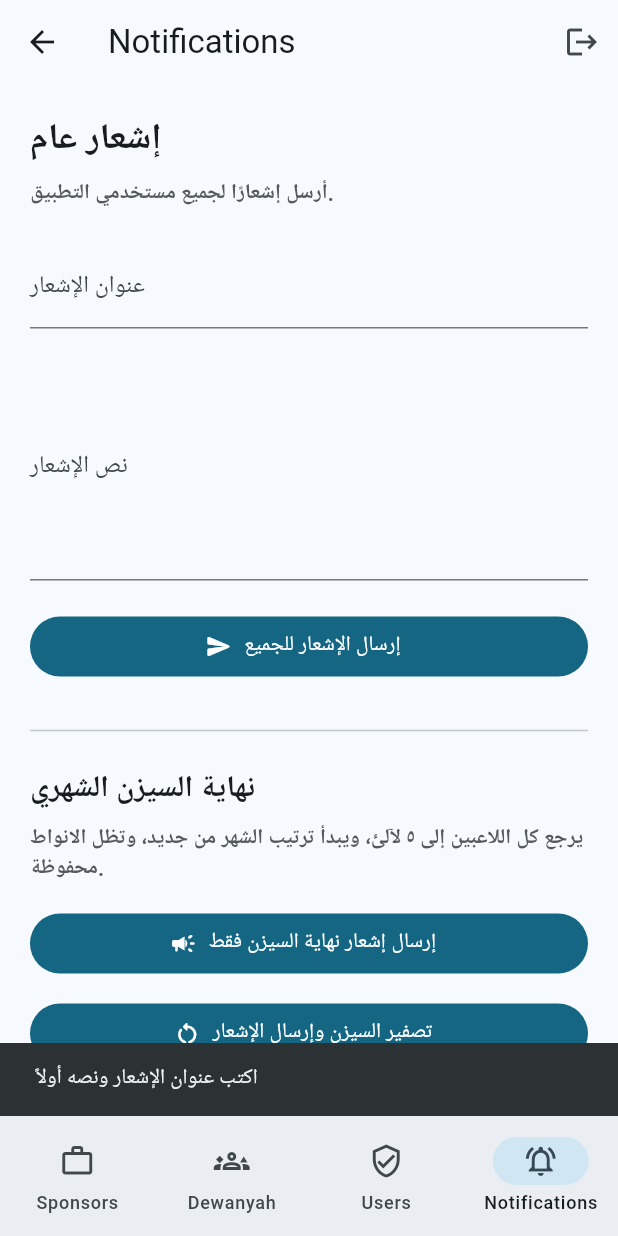
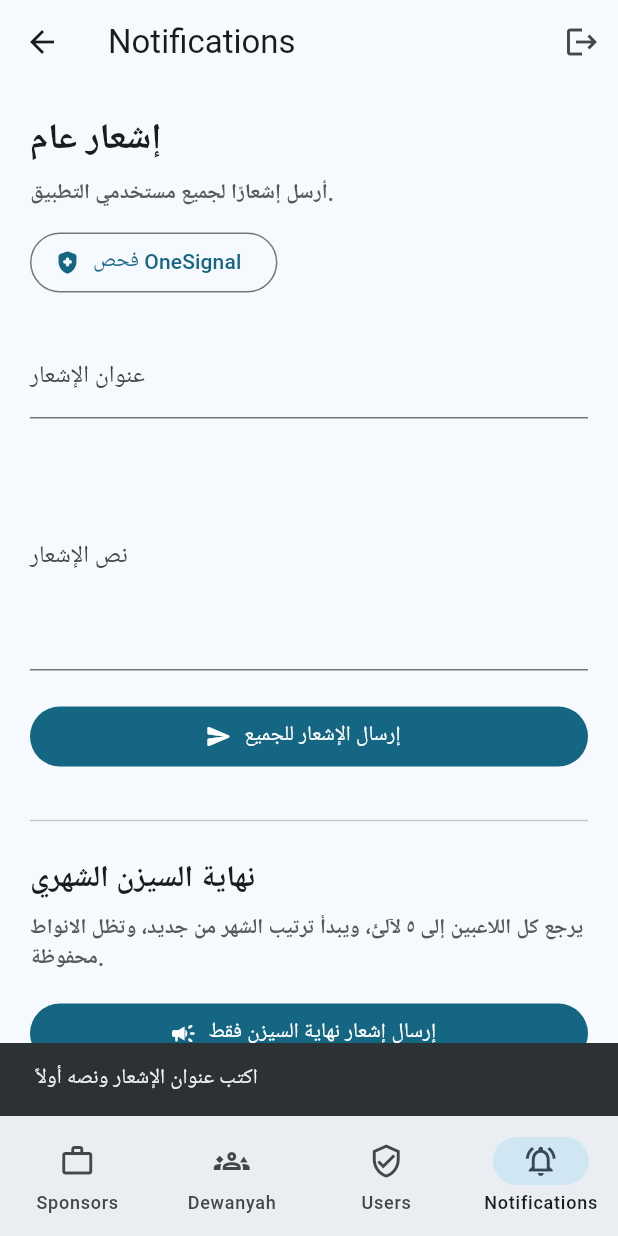
Before and after one commit to enzilyapp-source/enzeli_admin, a Flutter app: the AdminShell screen opened directly, item 4 of the bottom bar chosen, after a tap on "إرسال الإشعار للجميع", on a phone screen of 412 x 824 dp. Run offline on Flutter 3.47's test engine with Material 3 defaults, Android fonts, the phone set to English and light mode, and no system bars; our stand-ins replace shared_preferences; missing offline and left inert: flex_color_picker; accounts and stored records are empty; network calls fail.

Commit message:
Show OneSignal delivery status

```diff
--- a/lib/main.dart
+++ b/lib/main.dart
@@ -2028,12 +2028,64 @@ class _NotificationsTabState extends State<NotificationsTab> {
   bool _monthlySending = false;
   bool _seasonNoticeSending = false;
   bool _seasonResetSending = false;
+  bool _statusChecking = false;
 
   @override
   void dispose() {
     _titleCtrl.dispose();
     _messageCtrl.dispose();
     super.dispose();
+  }
+
+  String _pushDeliveryMessage(
+    dynamic data, {
+    String fallback = 'تم إرسال الإشعار',
+  }) {
+    if (data is! Map) return fallback;
+    final id = (data['id'] ?? '').toString();
+    final recipients = data['recipients'];
+    final errors = data['errors'];
+    final error = data['error'];
+
+    if (id.isNotEmpty) {
+      if (recipients != null) {
+        return 'تم قبول الإشعار من OneSignal، المستلمين: $recipients';
+      }
+      return 'تم قبول الإشعار من OneSignal';
+    }
+    if (errors is List && errors.isNotEmpty) {
+      return 'OneSignal رجّع خطأ: ${errors.first}';
+    }
+    if (error != null && error.toString().isNotEmpty) {
+      return 'OneSignal رجّع خطأ: $error';
+    }
+    return fallback;
+  }
+
+  Future<void> _checkOneSignalStatus() async {
+    setState(() => _statusChecking = true);
+    try {
+      final res = await widget.api.get('/admin/notifications/status');
+      if (!mounted) return;
+      if (res.error != null) throw res.error!;
+      final data = res.data;
+      final appIdOk = data is Map && data['appIdConfigured'] == true;
+      final keyOk = data is Map && data['restApiKeyConfigured'] == true;
+      final maskedAppId = data is Map ? data['appId'] : null;
+      final message = appIdOk && keyOk
+          ? 'OneSignal مضبوط على الـ API: $maskedAppId'
+          : 'ناقص إعدادات OneSignal على الـ API: App ID ${appIdOk ? 'موجود' : 'ناقص'}، REST Key ${keyOk ? 'موجود' : 'ناقص'}';
+      ScaffoldMessenger.of(
+        context,
+      ).showSnackBar(SnackBar(content: Text(message)));
+    } catch (e) {
+      if (!mounted) return;
+      ScaffoldMessenger.of(
+        context,
+      ).showSnackBar(SnackBar(content: Text('فشل فحص OneSignal: $e')));
+    } finally {
+      if (mounted) setState(() => _statusChecking = false);
+    }
   }
 
   Future<void> _send() async {
@@ -2060,11 +2112,9 @@ class _NotificationsTabState extends State<NotificationsTab> {
       );
       if (!mounted) return;
       if (res.error != null) throw res.error!;
-      ScaffoldMessenger.of(context).showSnackBar(
-        SnackBar(
-          content: Text((res.data['message'] ?? 'تم إرسال الإشعار').toString()),
-        ),
-      );
+      ScaffoldMessenger.of(
+        context,
+      ).showSnackBar(SnackBar(content: Text(_pushDeliveryMessage(res.data))));
       _titleCtrl.clear();
       _messageCtrl.clear();
     } catch (e) {
@@ -2111,7 +2161,14 @@ class _NotificationsTabState extends State<NotificationsTab> {
       if (!mounted) return;
       if (res.error != null) throw res.error!;
       ScaffoldMessenger.of(context).showSnackBar(
-        const SnackBar(content: Text('تم إرسال إشعار نهاية السيزن')),
+        SnackBar(
+          content: Text(
+            _pushDeliveryMessage(
+              res.data,
+              fallback: 'تم إرسال إشعار نهاية السيزن',
+            ),
+          ),
+        ),
       );
     } catch (e) {
       if (!mounted) return;
@@ -2158,12 +2215,15 @@ class _NotificationsTabState extends State<NotificationsTab> {
       final users = data is Map ? (data['usersUpdated'] ?? 0) : 0;
       final push = data is Map ? data['push'] : null;
       final pushSent = push is Map ? push['sent'] == true : false;
+      final pushResponse = push is Map ? push['response'] : null;
       ScaffoldMessenger.of(context).showSnackBar(
         SnackBar(
           content: Text(
             skipped
                 ? 'السيزن متصفر مسبقًا لهذا الشهر'
-                : 'تم تصفير $users مستخدم وإرسال الإشعار: ${pushSent ? 'نعم' : 'لا'}',
+                : pushSent
+                ? 'تم تصفير $users مستخدم. ${_pushDeliveryMessage(pushResponse)}'
+                : 'تم تصفير $users مستخدم، لكن الإشعار ما انرسل',
           ),
         ),
       );
@@ -2200,6 +2260,31 @@ class _NotificationsTabState extends State<NotificationsTab> {
         Text(
           'أرسل إشعارًا لجميع مستخدمي التطبيق.',
           style: _mutedTextStyle(context),
+        ),
+        const SizedBox(height: 12),
+        Align(
+          alignment: AlignmentDirectional.centerStart,
+          child: OutlinedButton.icon(
+            onPressed:
+                (_statusChecking ||
+                    _sending ||
+                    _monthlySending ||
+                    _seasonNoticeSending ||
+                    _seasonResetSending)
+                ? null
+                : _checkOneSignalStatus,
+            icon: _statusChecking
+                ? const SizedBox(
+                    width: 18,
+                    height: 18,
+                    child: CircularProgressIndicator(strokeWidth: 2),
+                  )
+                : const Icon(Icons.health_and_safety_rounded),
+            label: Text(
+              _statusChecking ? 'جاري فحص OneSignal...' : 'فحص OneSignal',
+              overflow: TextOverflow.ellipsis,
+            ),
+          ),
         ),
         const SizedBox(height: 24),
         TextField(
```
